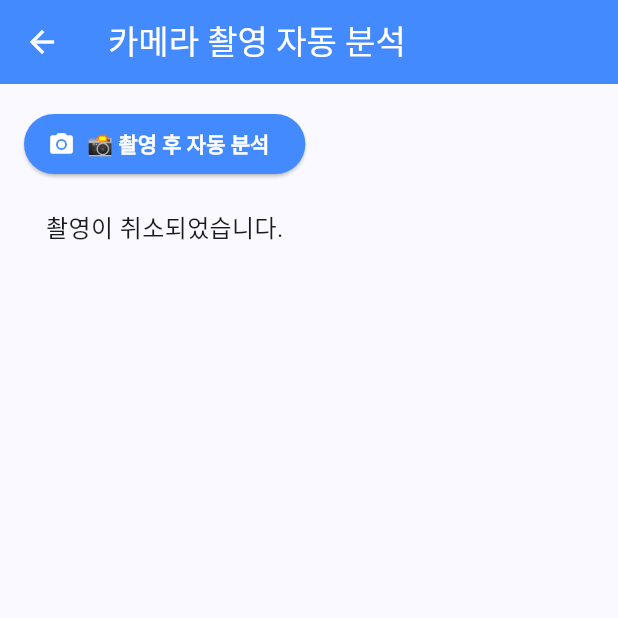
After one commit to SeeIn-Inha/SeeIn-Frontend, a Flutter app: the CameraAutoAnalysisScreen screen opened directly, after a tap on "📸 촬영 후 자동 분석", on a phone screen of 412 x 824 dp, the top half of it. The commit adds this screen. Run offline on Flutter 3.47's test engine with Material 3 defaults, Android fonts, the light colour scheme and no system bars; our stand-ins replace flutter_dotenv, image_picker.

Commit message:
사진 촬영 분석 정확도 개선 기능

```diff
--- /dev/null
+++ b/lib/screens/camera_auto_analysis_screen.dart
@@ -0,0 +1,67 @@
+import 'package:flutter/material.dart';
+import 'package:image_picker/image_picker.dart';
+import 'package:seein_frontend/api/receipt/test_receipt_api.dart'; // FastAPI 호출 클라이언트
+
+class CameraAutoAnalysisScreen extends StatefulWidget {
+  const CameraAutoAnalysisScreen({super.key});
+
+  @override
+  State<CameraAutoAnalysisScreen> createState() => _CameraAutoAnalysisScreenState();
+}
+
+class _CameraAutoAnalysisScreenState extends State<CameraAutoAnalysisScreen> {
+  final ImagePicker _picker = ImagePicker();
+  String _result = "📸 버튼을 눌러 촬영을 시작하세요.";
+  bool _loading = false;
+
+  /// 📸 카메라 촬영 후 자동 분석
+  Future<void> _captureAndAnalyze() async {
+    final XFile? photo = await _picker.pickImage(source: ImageSource.camera);
+
+    if (photo == null) {
+      setState(() => _result = "촬영이 취소되었습니다.");
+      return;
+    }
+
+    setState(() {
+      _loading = true;
+      _result = "서버에 분석 요청 중...";
+    });
+
+    // 분석 요청 (압축 없이 바로)
+    final result = await ReceiptApiClient.analyzeReceipt(image: photo);
+
+    setState(() {
+      _loading = false;
+      _result = result?.toString() ?? "❌ 분석 실패";
+    });
+  }
+
+  @override
+  Widget build(BuildContext context) {
+    return Scaffold(
+      appBar: AppBar(title: const Text("카메라 촬영 자동 분석")),
+      body: Padding(
+        padding: const EdgeInsets.all(16.0),
+        child: Column(
+          children: [
+            ElevatedButton.icon(
+              onPressed: _loading ? null : _captureAndAnalyze,
+              icon: const Icon(Icons.camera_alt),
+              label: const Text("📸 촬영 후 자동 분석"),
+            ),
+            const SizedBox(height: 20),
+            Expanded(
+              child: SingleChildScrollView(
+                child: Text(
+                  _result,
+                  style: const TextStyle(fontSize: 16),
+                ),
+              ),
+            ),
+          ],
+        ),
+      ),
+    );
+  }
+}
--- a/lib/screens/product_analysis_screen.dart
+++ b/lib/screens/product_analysis_screen.dart
@@ -1,5 +1,5 @@
 import 'dart:convert';
-import 'dart:io';
+
 import 'package:flutter/material.dart';
 import 'package:flutter_dotenv/flutter_dotenv.dart';
 import 'package:image_picker/image_picker.dart';
@@ -9,7 +9,9 @@ import 'package:http/http.dart' as http;
 /// - 이미지 업로드 → FastAPI 서버에서 상품 분석 및 요약 결과 받기
 /// - 분석 결과 기반으로 '살까 말까' 추천까지 제공
 class ProductAnalysisScreen extends StatefulWidget {
-  const ProductAnalysisScreen({super.key});
+  final XFile? image; // 카메라 촬영 후 전달받는 이미지 (선택사항)
+
+  const ProductAnalysisScreen({super.key, this.image});
 
   @override
   State<ProductAnalysisScreen> createState() => _ProductAnalysisScreenState();
@@ -23,6 +25,14 @@ class _ProductAnalysisScreenState extends State<ProductAnalysisScreen> {
 
   // 분석 완료 여부
   bool _isAnalyzed = false;
+
+  @override
+  void initState() {
+    super.initState();
+    if (widget.image != null) {
+      _analyzeImageWithAPI(widget.image!);
+    }
+  }
 
   ///  이미지 업로드 → 서버 분석 요청
   Future<void> _analyzeImageWithAPI(XFile image) async {
```
Also changed, not shown: pubspec.lock, 1 other file.
